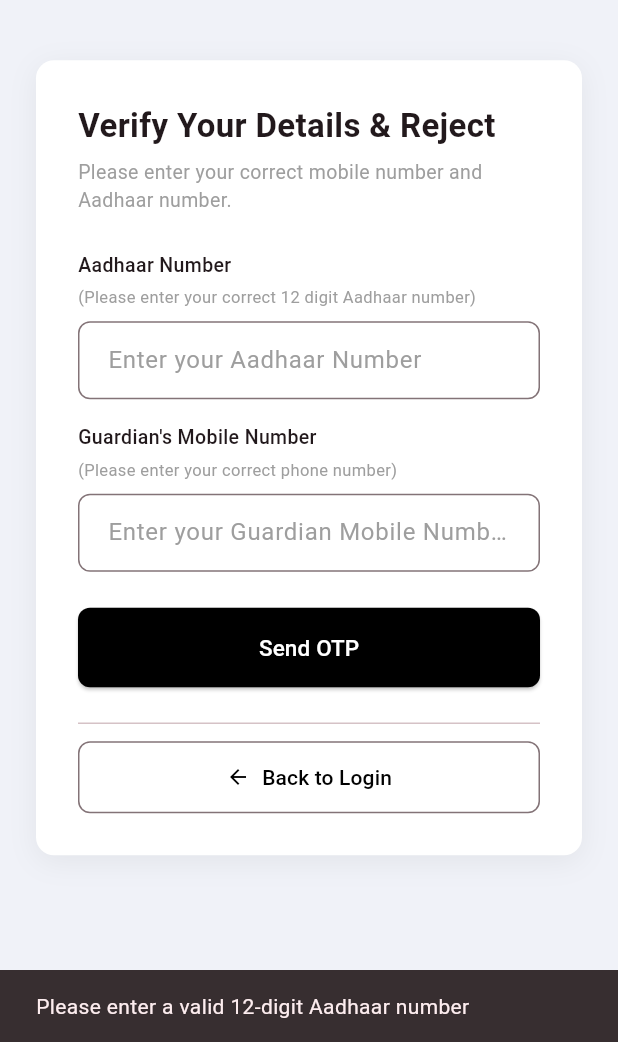
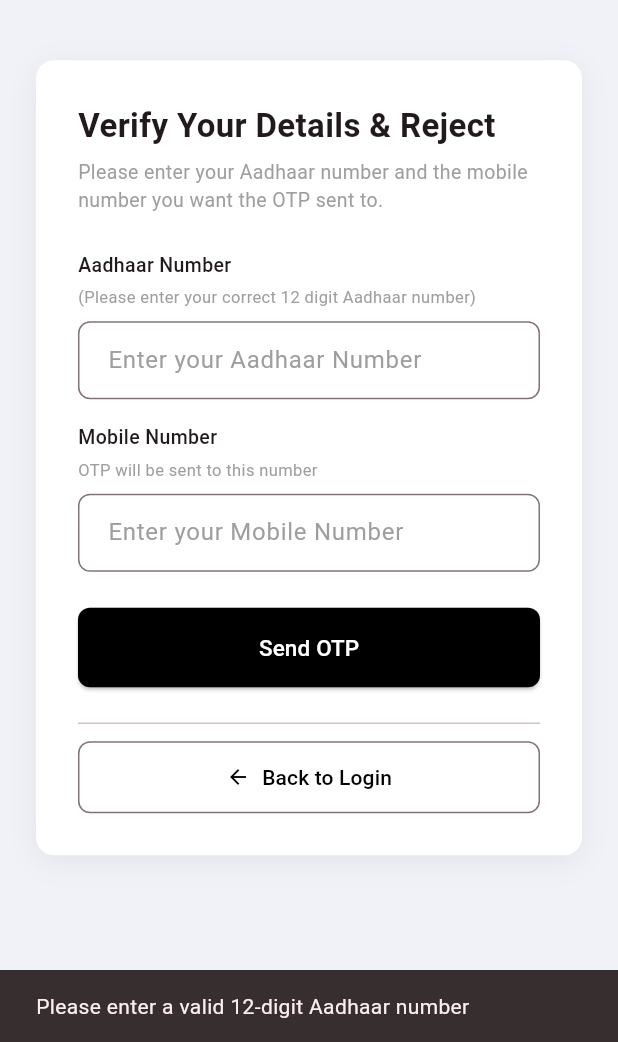
Before and after one commit to UjaniDe/taruner-swapno, a Flutter app: the VerifyAndRejectScreen screen opened directly with empty values, after a tap on "Send OTP", on a phone screen of 412 x 824 dp, the part 194-1236 px from its top. Run offline on Flutter 3.47's test engine with Material 3 defaults, Android fonts, the phone set to English and light mode, and no system bars.

Commit message:
add Verhoeff Aadhaar validation to rest of the fields

```diff
--- a/lib/screens/find_student_account_screen.dart
+++ b/lib/screens/find_student_account_screen.dart
@@ -1,8 +1,8 @@
 import 'package:flutter/material.dart';
 import 'package:flutter/services.dart';
 import 'verify_and_reject_screen.dart';
-
 import 'package:taruner_swapno/services/auth_service.dart';
+import 'package:taruner_swapno/services/verhoeff.dart';
 
 class FindStudentAccountScreen extends StatefulWidget {
   const FindStudentAccountScreen({super.key});
@@ -37,9 +37,23 @@
       return;
     }
 
+    if (!RegExp(r'^[6-9]').hasMatch(mobile)) {
+      ScaffoldMessenger.of(context).showSnackBar(
+        const SnackBar(content: Text('Mobile number must start with 6, 7, 8, or 9')),
+      );
+      return;
+    }
+
     if (aadhar.length != 12) {
       ScaffoldMessenger.of(context).showSnackBar(
         const SnackBar(content: Text('Please enter a valid 12-digit Aadhaar number')),
+      );
+      return;
+    }
+
+    if (!Verhoeff.validate(aadhar)) {
+      ScaffoldMessenger.of(context).showSnackBar(
+        const SnackBar(content: Text('Invalid Aadhaar number. Please check and try again.')),
       );
       return;
     }
@@ -83,20 +97,16 @@
             padding: const EdgeInsets.all(24),
             child: Column(
               children: [
-                // Header
                 Row(
                   mainAxisAlignment: MainAxisAlignment.center,
                   children: const [
                     Icon(Icons.school, size: 28),
                     SizedBox(width: 8),
                     Text('Traruner Swapno',
-                        style: TextStyle(
-                            fontSize: 20, fontWeight: FontWeight.bold)),
+                        style: TextStyle(fontSize: 20, fontWeight: FontWeight.bold)),
                   ],
                 ),
                 const SizedBox(height: 40),
-
-                // Card
                 Container(
                   width: double.infinity,
                   padding: const EdgeInsets.all(28),
@@ -115,112 +125,85 @@
                     crossAxisAlignment: CrossAxisAlignment.start,
                     children: [
                       const Text('Find Your Student Account',
-                          style: TextStyle(
-                              fontSize: 22, fontWeight: FontWeight.bold)),
+                          style: TextStyle(fontSize: 22, fontWeight: FontWeight.bold)),
                       const SizedBox(height: 6),
                       const Text(
                         'Please enter your student code, mobile number and Aadhaar number to search for your account.',
                         style: TextStyle(fontSize: 13, color: Colors.grey),
                       ),
                       const SizedBox(height: 24),
-
-                      // Student Code
                       const Text('Student Code (Banglar Shiksha ID)',
-                          style: TextStyle(
-                              fontSize: 13, fontWeight: FontWeight.w500)),
+                          style: TextStyle(fontSize: 13, fontWeight: FontWeight.w500)),
                       const SizedBox(height: 8),
                       TextField(
                         controller: _studentCodeCtrl,
                         decoration: InputDecoration(
                           hintText: 'Enter your Student Code',
                           hintStyle: const TextStyle(color: Colors.grey),
-                          border: OutlineInputBorder(
-                              borderRadius: BorderRadius.circular(8)),
+                          border: OutlineInputBorder(borderRadius: BorderRadius.circular(8)),
                           focusedBorder: OutlineInputBorder(
                             borderRadius: BorderRadius.circular(8),
                             borderSide: const BorderSide(color: Colors.black),
                           ),
-                          contentPadding: const EdgeInsets.symmetric(
-                              horizontal: 16, vertical: 14),
+                          contentPadding: const EdgeInsets.symmetric(horizontal: 16, vertical: 14),
                         ),
                       ),
                       const SizedBox(height: 16),
-
-                      // Guardian Mobile
                       const Text("Guardian's Mobile Number",
-                          style: TextStyle(
-                              fontSize: 13, fontWeight: FontWeight.w500)),
+                          style: TextStyle(fontSize: 13, fontWeight: FontWeight.w500)),
                       const SizedBox(height: 4),
-                      const Text(
-                          '(That is tagged with your student profile in Banglar Shiksha Portal)',
+                      const Text('(That is tagged with your student profile in Banglar Shiksha Portal)',
                           style: TextStyle(fontSize: 11, color: Colors.grey)),
                       const SizedBox(height: 8),
                       TextField(
                         controller: _mobileCtrl,
                         keyboardType: TextInputType.phone,
                         maxLength: 10,
-                        inputFormatters: [
-                          FilteringTextInputFormatter.digitsOnly
-                        ],
+                        inputFormatters: [FilteringTextInputFormatter.digitsOnly],
                         decoration: InputDecoration(
                           hintText: 'Enter your Guardian Mobile Number',
                           hintStyle: const TextStyle(color: Colors.grey),
                           counterText: '',
-                          border: OutlineInputBorder(
-                              borderRadius: BorderRadius.circular(8)),
+                          border: OutlineInputBorder(borderRadius: BorderRadius.circular(8)),
                           focusedBorder: OutlineInputBorder(
                             borderRadius: BorderRadius.circular(8),
                             borderSide: const BorderSide(color: Colors.black),
                           ),
-                          contentPadding: const EdgeInsets.symmetric(
-                              horizontal: 16, vertical: 14),
+                          contentPadding: const EdgeInsets.symmetric(horizontal: 16, vertical: 14),
                         ),
                       ),
                       const SizedBox(height: 16),
-
-                      // Aadhaar
                       const Text('Aadhaar Number',
-                          style: TextStyle(
-                              fontSize: 13, fontWeight: FontWeight.w500)),
+                          style: TextStyle(fontSize: 13, fontWeight: FontWeight.w500)),
                       const SizedBox(height: 4),
-                      const Text(
-                          '(That is tagged with your student profile in Banglar Shiksha Portal)',
+                      const Text('(That is tagged with your student profile in Banglar Shiksha Portal)',
                           style: TextStyle(fontSize: 11, color: Colors.grey)),
                       const SizedBox(height: 8),
                       TextField(
                         controller: _aadharCtrl,
                         keyboardType: TextInputType.number,
                         maxLength: 12,
-                        inputFormatters: [
-                          FilteringTextInputFormatter.digitsOnly
-                        ],
+                        inputFormatters: [FilteringTextInputFormatter.digitsOnly],
                         decoration: InputDecoration(
                           hintText: 'Enter your Aadhaar Number',
                           hintStyle: const TextStyle(color: Colors.grey),
                           counterText: '',
-                          border: OutlineInputBorder(
-                              borderRadius: BorderRadius.circular(8)),
+                          border: OutlineInputBorder(borderRadius: BorderRadius.circular(8)),
                           focusedBorder: OutlineInputBorder(
                             borderRadius: BorderRadius.circular(8),
                             borderSide: const BorderSide(color: Colors.black),
                           ),
-                          contentPadding: const EdgeInsets.symmetric(
-                              horizontal: 16, vertical: 14),
+                          contentPadding: const EdgeInsets.symmetric(horizontal: 16, vertical: 14),
                         ),
                       ),
                       const SizedBox(height: 24),
-
-                      // Find button
                       SizedBox(
                         width: double.infinity,
                         child: ElevatedButton.icon(
                           onPressed: _isLoading ? null : _findProfile,
                           icon: _isLoading
-                              ? const SizedBox(
-                                  height: 18,
-                                  width: 18,
-                                  child: CircularProgressIndicator(
-                                      color: Colors.white, strokeWidth: 2))
+                              ? const SizedBox(height: 18, width: 18,
+                                  child: CircularProgressIndicator(color: Colors.white, strokeWidth: 2))
                               : const Icon(Icons.search, size: 18),
                           label: Text(
                             _isLoading ? '' : 'Find Student Profile',
@@ -230,16 +213,13 @@
                             backgroundColor: const Color(0xFF4A4A4A),
                             foregroundColor: Colors.white,
                             padding: const EdgeInsets.symmetric(vertical: 16),
-                            shape: RoundedRectangleBorder(
-                                borderRadius: BorderRadius.circular(8)),
+                            shape: RoundedRectangleBorder(borderRadius: BorderRadius.circular(8)),
                           ),
                         ),
                       ),
                       const SizedBox(height: 16),
                       const Divider(),
                       const SizedBox(height: 4),
-
-                      // Back to login
                       SizedBox(
                         width: double.infinity,
                         child: OutlinedButton.icon(
@@ -249,8 +229,7 @@
                           style: OutlinedButton.styleFrom(
                             foregroundColor: Colors.black,
                             padding: const EdgeInsets.symmetric(vertical: 14),
-                            shape: RoundedRectangleBorder(
-                                borderRadius: BorderRadius.circular(8)),
+                            shape: RoundedRectangleBorder(borderRadius: BorderRadius.circular(8)),
                           ),
                         ),
                       ),
--- a/lib/screens/student_form_screen.dart
+++ b/lib/screens/student_form_screen.dart
@@ -417,7 +417,7 @@
                     SizedBox(
                       width: double.infinity,
                       child: OutlinedButton(
-                        onPressed: _showRejectDialog,
+                        onPressed: _bankDetailsCorrect ? null : _showRejectDialog,
                         style: OutlinedButton.styleFrom(
                           foregroundColor: Colors.red,
                           side: const BorderSide(color: Colors.red),
--- a/lib/screens/verify_and_reject_screen.dart
+++ b/lib/screens/verify_and_reject_screen.dart
@@ -1,6 +1,7 @@
 import 'package:flutter/material.dart';
 import 'package:flutter/services.dart';
 import 'package:taruner_swapno/services/auth_service.dart';
+import 'package:taruner_swapno/services/verhoeff.dart';
 import 'reject_otp_screen.dart';
 
 class VerifyAndRejectScreen extends StatefulWidget {
@@ -27,6 +28,13 @@
       return;
     }
 
+    if (!Verhoeff.validate(aadhar)) {
+      ScaffoldMessenger.of(context).showSnackBar(
+        const SnackBar(content: Text('Invalid Aadhaar number. Please check and try again.')),
+      );
+      return;
+    }
+
     if (mobile.length != 10) {
       ScaffoldMessenger.of(context).showSnackBar(
         const SnackBar(content: Text('Please enter a valid 10-digit mobile number')),
@@ -34,9 +42,18 @@
       return;
     }
 
+    if (!RegExp(r'^[6-9]').hasMatch(mobile)) {
+      ScaffoldMessenger.of(context).showSnackBar(
+        const SnackBar(content: Text('Mobile number must start with 6, 7, 8, or 9')),
+      );
+      return;
+    }
+
     setState(() => _isLoading = true);
 
     try {
+      // TODO: replace with real NIC API - send OTP to mobile linked with Aadhaar
+      // For now hardcoded OTP 123456 stored against studentCode
       await AuthService().verifyAndSendOtp(widget.studentCode, aadhar, mobile);
       setState(() => _isLoading = false);
       if (!mounted) return;
@@ -106,7 +123,7 @@
                           style: TextStyle(fontSize: 22, fontWeight: FontWeight.bold)),
                       const SizedBox(height: 6),
                       const Text(
-                        'Please enter your correct mobile number and Aadhaar number.',
+                        'Please enter your Aadhaar number and the mobile number you want the OTP sent to.',
                         style: TextStyle(fontSize: 13, color: Colors.grey),
                       ),
                       const SizedBox(height: 24),
@@ -134,10 +151,10 @@
                         ),
                       ),
                       const SizedBox(height: 16),
-                      const Text("Guardian's Mobile Number",
+                      const Text("Mobile Number",
                           style: TextStyle(fontSize: 13, fontWeight: FontWeight.w500)),
                       const SizedBox(height: 4),
-                      const Text('(Please enter your correct phone number)',
+                      const Text('OTP will be sent to this number',
                           style: TextStyle(fontSize: 11, color: Colors.grey)),
                       const SizedBox(height: 8),
                       TextField(
@@ -146,7 +163,7 @@
                         maxLength: 10,
                         inputFormatters: [FilteringTextInputFormatter.digitsOnly],
                         decoration: InputDecoration(
-                          hintText: 'Enter your Guardian Mobile Number',
+                          hintText: 'Enter your Mobile Number',
                           hintStyle: const TextStyle(color: Colors.grey),
                           counterText: '',
                           border: OutlineInputBorder(borderRadius: BorderRadius.circular(8)),
@@ -169,8 +186,7 @@
                             shape: RoundedRectangleBorder(borderRadius: BorderRadius.circular(8)),
                           ),
                           child: _isLoading
-                              ? const SizedBox(
-                                  height: 18, width: 18,
+                              ? const SizedBox(height: 18, width: 18,
                                   child: CircularProgressIndicator(color: Colors.white, strokeWidth: 2))
                               : const Text('Send OTP', style: TextStyle(fontSize: 15)),
                         ),
```
Lines whose indentation alone changed are shown as unchanged.
